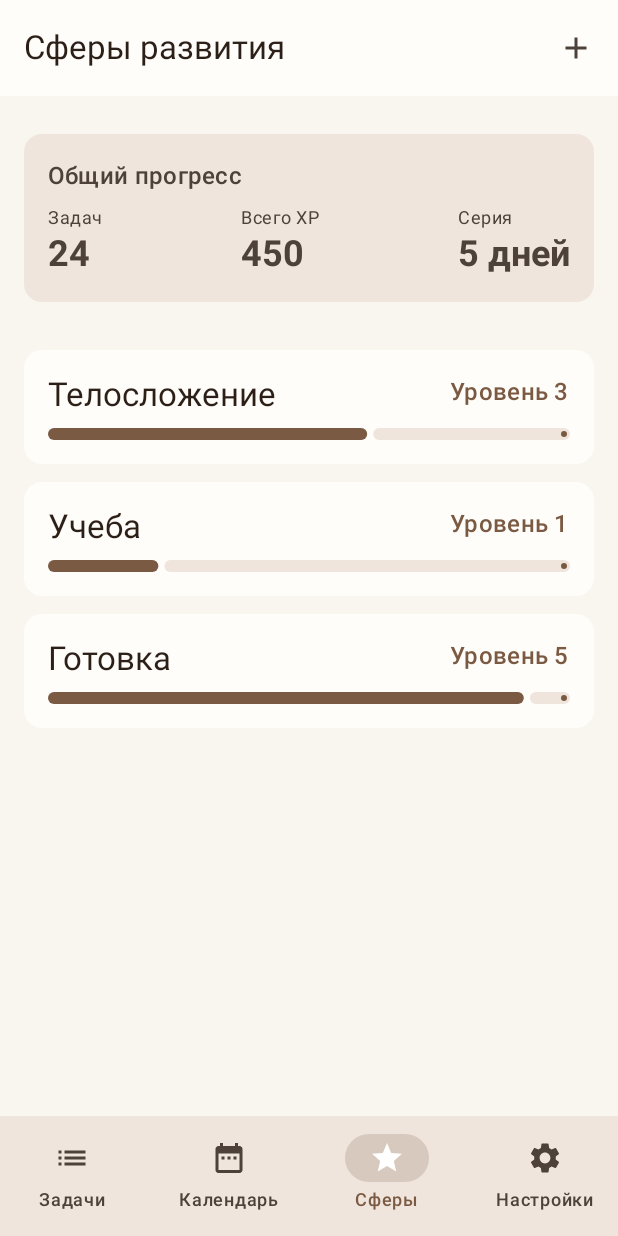
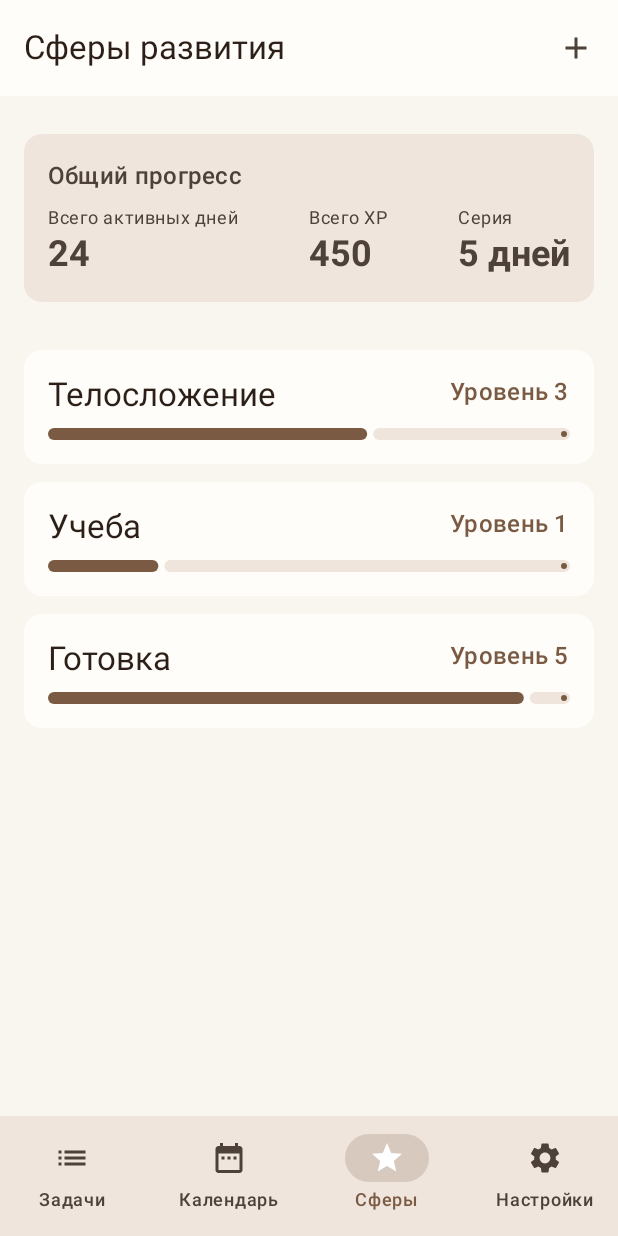
Before and after one commit to Varsipass-Doomber/HabitTracker-Adnroid, an Android app built with Jetpack Compose: the SpheresScreen screen opened through its navigation route, on a phone screen of 412 x 824 dp. Run offline under Robolectric (Android 15) with nearby library versions, the phone set to English and light mode, and no system bars.

Commit message:
feat(ui): change icon in task, change stat text

```diff
--- a/app/src/main/java/com/example/habittracker/ui/screen/spheres/AddSphereScreen.kt
+++ b/app/src/main/java/com/example/habittracker/ui/screen/spheres/AddSphereScreen.kt
@@ -1,17 +1,18 @@
 package com.example.habittracker.ui.screen.spheres
 
+import androidx.compose.foundation.background
 import androidx.compose.foundation.layout.*
 import androidx.compose.material.icons.Icons
 import androidx.compose.material.icons.filled.ArrowBack
 import androidx.compose.material3.*
 import androidx.compose.runtime.*
 import androidx.compose.ui.Modifier
+import androidx.compose.ui.draw.blur
 import androidx.compose.ui.res.stringResource
 import androidx.compose.ui.tooling.preview.Preview
 import androidx.compose.ui.unit.dp
 import com.example.habittracker.R
 
-@Preview
 @OptIn(ExperimentalMaterial3Api::class)
 @Composable
 fun AddSphereScreen(
--- a/app/src/main/java/com/example/habittracker/ui/screen/spheres/SpheresScreen.kt
+++ b/app/src/main/java/com/example/habittracker/ui/screen/spheres/SpheresScreen.kt
@@ -9,7 +9,6 @@ import androidx.compose.runtime.Composable
 import androidx.compose.ui.Modifier
 import androidx.compose.ui.res.stringResource
 import androidx.compose.ui.text.font.FontWeight
-import androidx.compose.ui.tooling.preview.Preview
 import androidx.compose.ui.unit.dp
 import com.example.habittracker.R
 
@@ -101,7 +100,7 @@ fun UserStats() {
                 horizontalArrangement = Arrangement.SpaceBetween
             ) {
                 Column {
-                    Text(stringResource(R.string.TaskCountStat_Text), style = MaterialTheme.typography.bodySmall)
+                    Text(stringResource(R.string.ActiveDaysStat_Text), style = MaterialTheme.typography.bodySmall)
                     Text(
                         "24",
                         style = MaterialTheme.typography.headlineSmall,
--- a/app/src/main/java/com/example/habittracker/ui/screen/tasks/TasksScreen.kt
+++ b/app/src/main/java/com/example/habittracker/ui/screen/tasks/TasksScreen.kt
@@ -1,17 +1,22 @@
 package com.example.habittracker.ui.screen.tasks
 
+import android.graphics.drawable.shapes.Shape
 import androidx.compose.foundation.layout.*
 import androidx.compose.foundation.lazy.LazyColumn
+import androidx.compose.foundation.shape.RoundedCornerShape
 import androidx.compose.material.icons.Icons
 import androidx.compose.material.icons.filled.Add
+import androidx.compose.material.icons.filled.Check
 import androidx.compose.material3.*
 import androidx.compose.runtime.Composable
 import androidx.compose.ui.Alignment
 import androidx.compose.ui.Modifier
+import androidx.compose.ui.draw.clip
 import androidx.compose.ui.res.stringResource
 import androidx.compose.ui.text.font.FontWeight
 import androidx.compose.ui.unit.dp
 import com.example.habittracker.R
+import com.example.habittracker.ui.theme.AppShapes
 
 @OptIn(ExperimentalMaterial3Api::class)
 @Composable
@@ -88,8 +93,11 @@ fun TaskCard(title: String, sphere: String, xp: Int) {
                 Text(text = sphere, style = MaterialTheme.typography.bodySmall, color = MaterialTheme.colorScheme.onSurfaceVariant)
             }
             Text(text = "+$xp XP", style = MaterialTheme.typography.labelLarge, color = MaterialTheme.colorScheme.primary)
-            IconButton(onClick = { /* TODO */ }) {
-                Icon(Icons.Default.Add, contentDescription = "Выполнить задачу")
+            IconButton(
+                onClick = { /* TODO */ },
+                shape = AppShapes.medium
+            ) {
+                Icon(Icons.Default.Check, contentDescription = "Выполнить задачу")
             }
         }
     }
--- a/app/src/main/res/values/strings.xml
+++ b/app/src/main/res/values/strings.xml
@@ -45,9 +45,9 @@
     <string name="SphereNameParameterFieldTitle">Название сферы</string>
     <string name="SaveFieldText">Сохранить</string>
     <string name="UserProgress_Header">Общий прогресс</string>
-    <string name="TaskCountStat_Text">Задач</string>
     <string name="XPCountStat_Text">Всего XP</string>
     <string name="StreakStat_Text">Серия</string>
+    <string name="ActiveDaysStat_Text">Всего активных дней</string>
 
 
 </resources>
```
